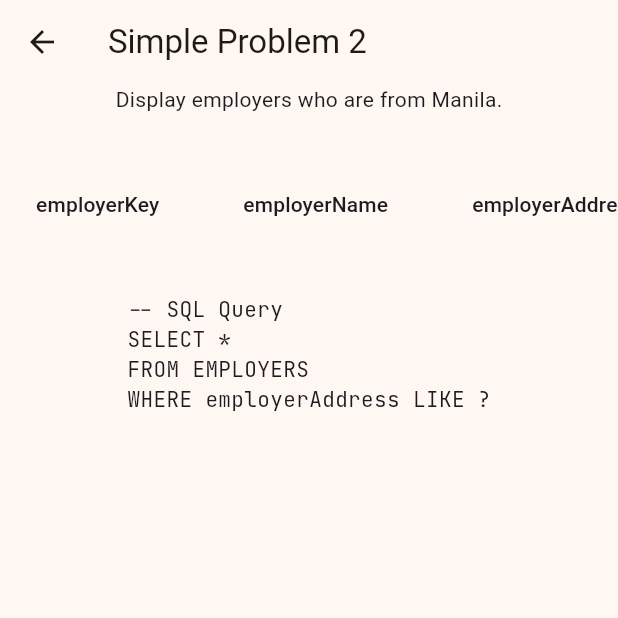
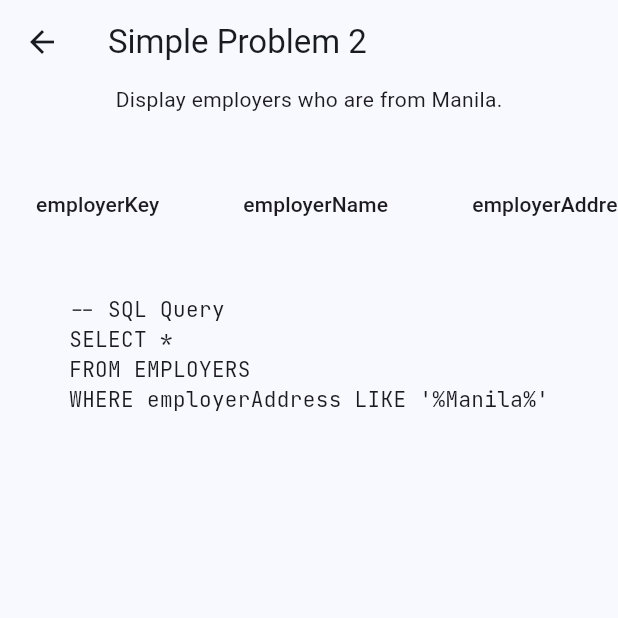
Before and after one commit to marcoxmediran/databases-final-project, a Flutter app: the screen it shows after launch, item 4 of the bottom bar chosen, after a tap on "Simple Problem 2", on a phone screen of 412 x 824 dp, the top half of it. Run offline on Flutter 3.47's test engine with Material 3 defaults, Android fonts, the phone set to English and light mode, and no system bars; our stand-ins replace dropdown_textfield, google_fonts, sqflite, sqflite_common_ffi_web; accounts and stored records are empty.

Commit message:
changed colorscheme; add fix for employment form validation; fixed some edge cases

```diff
--- a/lib/database/database_handler.dart
+++ b/lib/database/database_handler.dart
@@ -69,6 +69,10 @@ class DatabaseHandler {
 	      "employerKey"	INTEGER NOT NULL,
 	      "employerName"	TEXT NOT NULL,
 	      "employerAddress"	TEXT NOT NULL,
+        CHECK(
+          employerName != ''
+          AND employerAddress != ''
+        ),
 	      PRIMARY KEY("employerKey" AUTOINCREMENT),
         UNIQUE("employerName","employerAddress")
       )
@@ -80,6 +84,10 @@ class DatabaseHandler {
       	"heirKey"	INTEGER NOT NULL,
       	"heirName"	TEXT NOT NULL,
       	"heirDateOfBirth"	TEXT NOT NULL,
+        CHECK(
+          heirName != ''
+          AND heirDateOfBirth != ''
+        ),
       	PRIMARY KEY("heirKey" AUTOINCREMENT),
         UNIQUE("heirName","heirDateOfBirth")
       )
@@ -95,6 +103,13 @@ class DatabaseHandler {
       	"employmentStatus"	TEXT NOT NULL,
       	"totalMonthlyIncome"	TEXT NOT NULL,
       	"dateEmployed"	TEXT NOT NULL,
+        CHECK(
+          isCurrentEmployment IN ('Yes', 'No')
+          AND LENGTH("occupation") > 0
+          AND employmentStatus IN ('Regular', 'Casual', 'Contractual', 'Project-Based', 'Part-Time')
+          AND totalMonthlyIncome != ''
+          AND dateEmployed != ''
+        ),
       	PRIMARY KEY("mid","employerKey"),
       	FOREIGN KEY("employerKey") REFERENCES "EMPLOYERS"("employerKey"),
       	FOREIGN KEY("mid") REFERENCES "MEMBERS"("mid")
@@ -220,7 +235,7 @@ class DatabaseHandler {
       whereArgs: [
         '%${keyword.toLowerCase()}%',
         '%${keyword.toLowerCase()}%',
-        keyword
+        '%$keyword%'
       ],
     );
     return List.generate(maps.length, (index) => Employer.fromMap(maps[index]));
@@ -282,8 +297,9 @@ class DatabaseHandler {
     final db = await _databaseHandler.database;
     final List<Map<String, dynamic>> maps = await db.query(
       'HEIRS',
-      where: 'LOWER(heirName) LIKE ? OR heirDateOfBirth LIKE ? OR heirKey LIKE ?',
-      whereArgs: ['%${keyword.toLowerCase()}%', keyword, keyword],
+      where:
+          'LOWER(heirName) LIKE ? OR heirDateOfBirth LIKE ? OR heirKey LIKE ?',
+      whereArgs: ['%${keyword.toLowerCase()}%', '%$keyword%', '%$keyword%'],
     );
     return List.generate(maps.length, (index) => Heir.fromMap(maps[index]));
   }
@@ -332,10 +348,10 @@ class DatabaseHandler {
       mid: 1,
       occupationalStatus: 'Employed',
       membershipType: 'Voluntary Employed',
-      memberName: 'Bongbong Marcos',
+      memberName: 'John Doe',
       motherName: 'Michelle Robinson Obama',
       fatherName: 'Barrack Hussein Obama',
-      spouseName: '',
+      spouseName: 'Jane Doe',
       dateOfBirth: '2003-09-23',
       placeOfBirth: 'Rosario, Cavite',
       age: 0,
--- a/lib/main.dart
+++ b/lib/main.dart
@@ -16,7 +16,7 @@ class MyApp extends StatelessWidget {
       debugShowCheckedModeBanner: false,
       title: 'Databases Final Project',
       theme: ThemeData(
-        colorScheme: ColorScheme.fromSeed(seedColor: Colors.amber),
+        colorScheme: ColorScheme.fromSeed(seedColor: Colors.lightBlue),
         textTheme: GoogleFonts.robotoTextTheme(Theme.of(context).textTheme),
         useMaterial3: true,
       ),
--- a/lib/models/employment.dart
+++ b/lib/models/employment.dart
@@ -70,6 +70,6 @@ class Employment extends Employer {
 
   @override
   String toString() {
-    return '$mid - $employerKey - $employerName: $isCurrentEmployment, $employmentStatus, $dateEmployed';
+    return '$mid - $employerKey - $employerName: $isCurrentEmployment, $employmentStatus, $totalMonthlyIncome, $dateEmployed';
   }
 }
--- a/lib/ui/employer_builder.dart
+++ b/lib/ui/employer_builder.dart
@@ -109,9 +109,9 @@ class _EmployerBuilderState extends State<EmployerBuilder> {
                                                 Text(
                                                     'Address: ${employer.employerAddress}'),
                                                 Text(
-                                                    'Currently employed members: ${employeeCount.first['isCurrentEmployment'] == 'Yes' ? employeeCount.first['COUNT(*)'] : 0}'),
+                                                    'Currently employed members: ${employeeCount.isEmpty ? 0 : employeeCount.first['isCurrentEmployment'] == 'Yes' ? employeeCount.first['COUNT(*)'] : 0}'),
                                                 Text(
-                                                    'Previously employed members: ${employeeCount.last['isCurrentEmployment'] == 'No' ? employeeCount.last['COUNT(*)'] : 0}'),
+                                                    'Previously employed members: ${employeeCount.isEmpty ? 0 : employeeCount.last['isCurrentEmployment'] == 'No' ? employeeCount.last['COUNT(*)'] : 0}'),
                                               ],
                                             ),
                                           ],
--- a/lib/ui/form.dart
+++ b/lib/ui/form.dart
@@ -1,4 +1,3 @@
-import 'dart:math';
 import 'package:databases_final_project/database/database_handler.dart';
 import 'package:databases_final_project/models/member.dart';
 import 'package:dropdown_textfield/dropdown_textfield.dart';
--- a/lib/ui/problems/difficult_1.dart
+++ b/lib/ui/problems/difficult_1.dart
@@ -61,8 +61,9 @@ class _Difficult1State extends State<Difficult1> {
 -- SQL Query
 SELECT M.mid, SUM(totalMonthlyIncome) AS totalMonthlyIncome
 FROM MEMBERS AS M, EMPLOYMENT AS E
-WHERE M.mid = E.mid AND E.employmentStatus = ?
-  AND E.occupation = ?;
+WHERE M.mid = E.mid
+  AND E.employmentStatus = 'Regular'
+  AND E.occupation = 'Mobile App Developer';
                   ''',
                   style: GoogleFonts.jetBrainsMono(),
                 ),
--- a/lib/ui/problems/difficult_2.dart
+++ b/lib/ui/problems/difficult_2.dart
@@ -64,8 +64,8 @@ class _Difficult2State extends State<Difficult2> {
 SELECT M.memberName, ER.employerName, ENT.totalMonthlyIncome
 FROM MEMBERS AS M, EMPLOYERS AS ER, EMPLOYMENT AS ENT
 WHERE M.mid = ENT.mid AND ENT.employerKey = ER.employerKey
-  AND ENT.employmentStatus = ?
-  AND ENT.occupation IN (?, ?)
+  AND ENT.employmentStatus = 'Regular'
+  AND ENT.occupation IN ('Accounting Officer', 'Fashion Designer')
 ORDER BY ENT.totalMonthlyIncome DESC;
                   ''',
                   style: GoogleFonts.jetBrainsMono(),
--- a/lib/ui/problems/difficult_3.dart
+++ b/lib/ui/problems/difficult_3.dart
@@ -68,8 +68,8 @@ FROM MEMBERS AS M, EMPLOYMENT AS ENT
 WHERE M.mid = ENT.mid
   AND
     (
-      M.citizenship = ? AND substr(ENT.dateEmployed, 1, 4) < ?
-      OR M.citizenship != ? AND substr(ENT.dateEmployed, 1, 4) >= ?
+      M.citizenship = 'Filipino' AND substr(ENT.dateEmployed, 1, 4) < 2020
+      OR M.citizenship != 'Filipino' AND substr(ENT.dateEmployed, 1, 4) >= 2020
     )
 ORDER BY M.citizenship;
                   ''',
--- a/lib/ui/problems/medium_2.dart
+++ b/lib/ui/problems/medium_2.dart
@@ -61,7 +61,7 @@ class _Medium2State extends State<Medium2> {
 -- SQL Query
 SELECT membershipType, COUNT(*) AS memberCount
 FROM MEMBERS
-WHERE presentAddress NOT LIKE ?
+WHERE presentAddress NOT LIKE '%Cavite%'
 GROUP BY membershipType;
                   ''',
                   style: GoogleFonts.jetBrainsMono(),
--- a/lib/ui/problems/medium_3.dart
+++ b/lib/ui/problems/medium_3.dart
@@ -61,7 +61,7 @@ class _Medium3State extends State<Medium3> {
 -- SQL Query
 SELECT occupation, COUNT(*) AS countHiredInDecember
 FROM EMPLOYMENT
-WHERE dateEmployed LIKE ?
+WHERE dateEmployed LIKE '%-12-%'
 GROUP BY occupation
 ORDER BY occupation;
                   ''',
--- a/lib/ui/problems/medium_4.dart
+++ b/lib/ui/problems/medium_4.dart
@@ -59,7 +59,7 @@ class _Medium4State extends State<Medium4> {
                 Text(
                   '''
 -- SQL Query
-SELECT strftime(?, heirDateOfBirth) AS birthMonth, COUNT(*) AS numOfHeirs
+SELECT strftime('%m', heirDateOfBirth) AS birthMonth, COUNT(*) AS numOfHeirs
 FROM HEIRS
 GROUP BY birthMonth
 HAVING numOfHeirs > 1
--- a/lib/ui/problems/simple_1.dart
+++ b/lib/ui/problems/simple_1.dart
@@ -63,7 +63,7 @@ class _Simple1State extends State<Simple1> {
 -- SQL Query
 SELECT mid, memberName, membershipType
 FROM MEMBERS
-WHERE maritalStatus = ?
+WHERE maritalStatus = 'Single'
                   ''',
                   style: GoogleFonts.jetBrainsMono(),
                 ),
--- a/lib/ui/problems/simple_2.dart
+++ b/lib/ui/problems/simple_2.dart
@@ -62,7 +62,7 @@ class _Simple2State extends State<Simple2> {
 -- SQL Query
 SELECT *
 FROM EMPLOYERS
-WHERE employerAddress LIKE ?
+WHERE employerAddress LIKE '%Manila%'
                   ''',
                   style: GoogleFonts.jetBrainsMono(),
                 ),
--- a/lib/ui/problems/simple_3.dart
+++ b/lib/ui/problems/simple_3.dart
@@ -63,7 +63,7 @@ class _Simple3State extends State<Simple3> {
 -- SQL Query
 SELECT *
 FROM HEIRS
-WHERE heirName LIKE ?
+WHERE heirName LIKE '%Sato%'
                   ''',
                   style: GoogleFonts.jetBrainsMono(),
                 ),
```
Also changed, not shown: lib/ui/employment_form.dart (+19 -12 lines).
